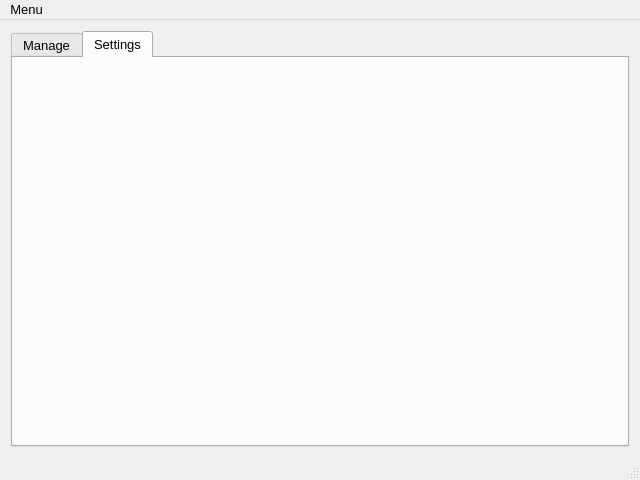
viocost/islands, file win-manager/win-manager/mainwindow.ui: the form before one commit.
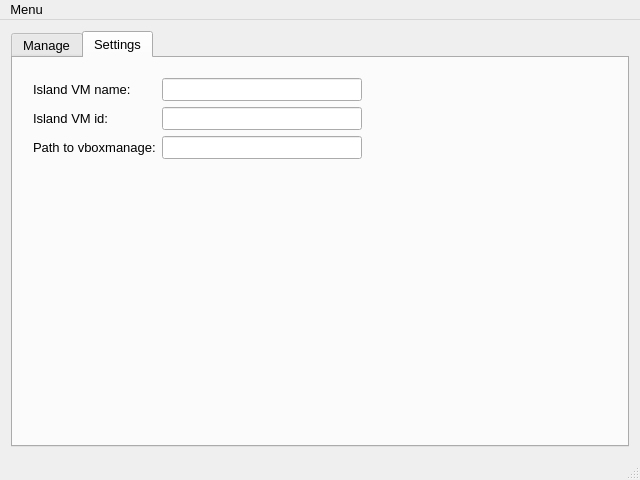
The form after the commit. The open tabs and pages were chosen to show the change. Icons and pictures are not drawn.

```diff
--- a/win-manager/win-manager/mainwindow.ui
+++ b/win-manager/win-manager/mainwindow.ui
@@ -175,6 +175,59 @@
        <attribute name="title">
         <string>Settings</string>
        </attribute>
+       <widget class="QWidget" name="verticalLayoutWidget_2">
+        <property name="geometry">
+         <rect>
+          <x>605</x>
+          <y>9</y>
+          <width>16</width>
+          <height>16</height>
+         </rect>
+        </property>
+        <layout class="QVBoxLayout" name="verticalLayout_3"/>
+       </widget>
+       <widget class="QWidget" name="formLayoutWidget">
+        <property name="geometry">
+         <rect>
+          <x>9</x>
+          <y>9</y>
+          <width>351</width>
+          <height>361</height>
+         </rect>
+        </property>
+        <layout class="QFormLayout" name="formLayout">
+         <item row="0" column="0">
+          <widget class="QLabel" name="vMnameLabel">
+           <property name="text">
+            <string>Island VM name:</string>
+           </property>
+          </widget>
+         </item>
+         <item row="0" column="1">
+          <widget class="QLineEdit" name="vMnameLineEdit"/>
+         </item>
+         <item row="1" column="0">
+          <widget class="QLabel" name="vMIdLabel">
+           <property name="text">
+            <string>Island VM id:</string>
+           </property>
+          </widget>
+         </item>
+         <item row="1" column="1">
+          <widget class="QLineEdit" name="vMIdLineEdit"/>
+         </item>
+         <item row="2" column="0">
+          <widget class="QLabel" name="pathToVboxmanageLabel">
+           <property name="text">
+            <string>Path to vboxmanage:</string>
+           </property>
+          </widget>
+         </item>
+         <item row="2" column="1">
+          <widget class="QLineEdit" name="pathToVboxmanageLineEdit"/>
+         </item>
+        </layout>
+       </widget>
       </widget>
      </widget>
     </item>
```
Left out of the diff: 20 changed lines with no effect on the pictures.
